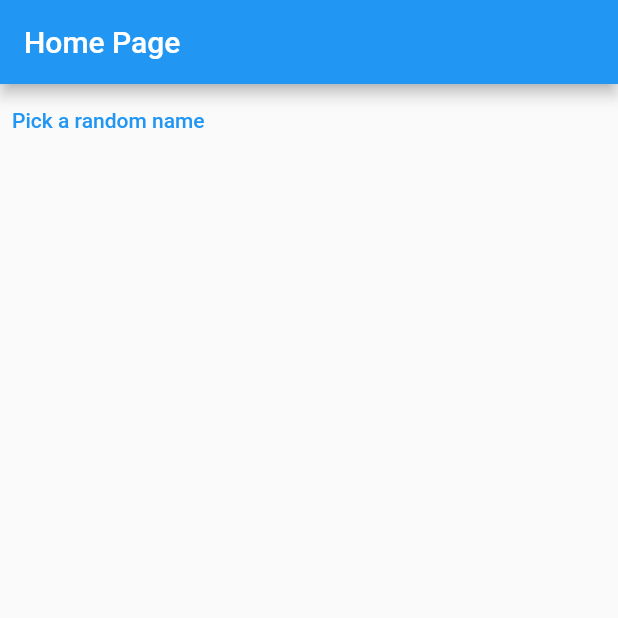
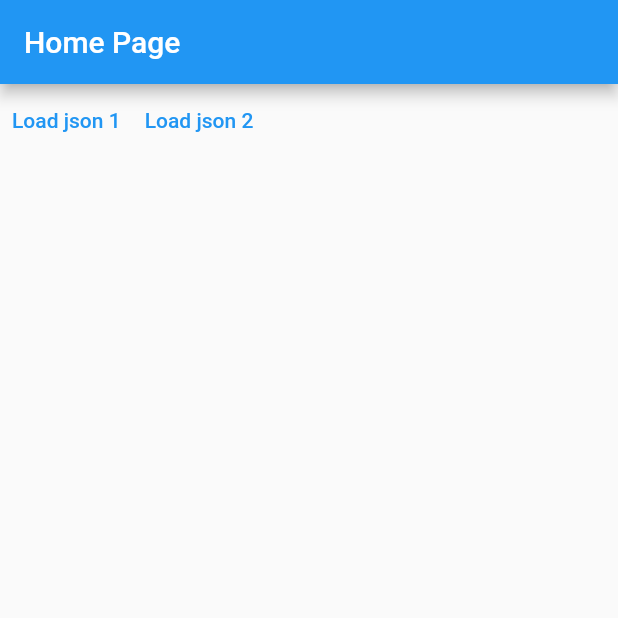
Before and after one commit to J-A-Christopher/Reminder-App, a Flutter app: the screen it shows after launch, on a phone screen of 412 x 824 dp, the top half of it. Run offline on Flutter 3.47's test engine with Material 2 defaults, Android fonts, the phone set to English and light mode, and no system bars; our stand-ins replace flutter_bloc.

Commit message:
Second example

```diff
--- a/analysis_options.yaml
+++ b/analysis_options.yaml
@@ -23,7 +23,7 @@ linter:
   # producing the lint.
   rules:
     # avoid_print: false  # Uncomment to disable the `avoid_print` rule
-    # prefer_single_quotes: true  # Uncomment to enable the `prefer_single_quotes` rule
+    prefer_single_quotes: true # Uncomment to enable the `prefer_single_quotes` rule
 
 # Additional information about this file can be found at
 # https://dart.dev/guides/language/analysis-options
--- a/lib/main.dart
+++ b/lib/main.dart
@@ -1,21 +1,11 @@
+import 'dart:convert';
+import 'dart:io';
+
 import 'package:flutter/material.dart';
-import 'dart:math' as math show Random;
-
 import 'package:flutter_bloc/flutter_bloc.dart';
 
 void main() {
-  runApp(MyApp());
-}
-
-const names = ['Jesse', 'Jemima', 'jeremi'];
-
-extension RandomElement<T> on Iterable<T> {
-  T getRandomElement() => elementAt(math.Random().nextInt(length));
-}
-
-class NamesCubit extends Cubit<String?> {
-  NamesCubit() : super(null);
-  void pickRandomName() => emit(names.getRandomElement());
+  runApp(const MyApp());
 }
 
 class MyApp extends StatelessWidget {
@@ -24,9 +14,95 @@ class MyApp extends StatelessWidget {
   @override
   Widget build(BuildContext context) {
     return MaterialApp(
-      home: HomePage(),
+      home: BlocProvider(
+        create: (_) => PersonsBloc(),
+        child: const HomePage(),
+      ),
     );
   }
+}
+
+@immutable
+abstract class LoadAction {
+  const LoadAction();
+}
+
+@immutable
+class LoadPersonAction implements LoadAction {
+  final PersonUrl url;
+
+  const LoadPersonAction({required this.url}) : super();
+}
+
+enum PersonUrl { persons1, persons2 }
+
+extension UrlString on PersonUrl {
+  String get urlString {
+    switch (this) {
+      case PersonUrl.persons1:
+        return 'http://10.0.2.2:5500/api/person1.json';
+      case PersonUrl.persons2:
+        return 'http://10.0.2.2:5500/api/person2.json';
+    }
+  }
+}
+
+@immutable
+class Person {
+  final String name;
+  final int age;
+
+  const Person({required this.name, required this.age});
+
+  Person.fromJson(Map<String, dynamic> json)
+      : name = json['name'] as String,
+        age = json['age'] as int;
+}
+
+Future<Iterable<Person>> getPersons(String url) => HttpClient()
+    .getUrl(Uri.parse(url))
+    .then((req) => req.close())
+    .then((res) => res.transform(utf8.decoder).join())
+    .then((str) => json.decode(str) as List<dynamic>)
+    .then((list) => list.map((e) => Person.fromJson(e)));
+
+@immutable
+class FetchResult {
+  final Iterable<Person> persons;
+  final bool isRetrievedFromCache;
+
+  const FetchResult(
+      {required this.persons, required this.isRetrievedFromCache});
+  @override
+  String toString() =>
+      'FetchResult(Is RetrievedFromCache = $isRetrievedFromCache, persons = $persons)';
+}
+
+class PersonsBloc extends Bloc<LoadAction, FetchResult?> {
+  final Map<PersonUrl, Iterable<Person>> _cache = {};
+  PersonsBloc() : super(null) {
+    on<LoadPersonAction>(
+      (event, emit) async {
+        final url = event.url;
+        if (_cache.containsKey(url)) {
+          final cachedPersons = _cache[url];
+          final result =
+              FetchResult(persons: cachedPersons!, isRetrievedFromCache: true);
+          emit(result);
+        } else {
+          final persons = await getPersons(url.urlString);
+          _cache[url] = persons;
+          final result =
+              FetchResult(persons: persons, isRetrievedFromCache: false);
+          emit(result);
+        }
+      },
+    );
+  }
+}
+
+extension Subscript<T> on Iterable<T> {
+  T? operator [](int index) => length > index ? elementAt(index) : null;
 }
 
 class HomePage extends StatefulWidget {
@@ -37,50 +113,51 @@ class HomePage extends StatefulWidget {
 }
 
 class _HomePageState extends State<HomePage> {
-  late final NamesCubit cubit;
-
-  @override
-  void initState() {
-    super.initState();
-    cubit = NamesCubit();
-  }
-
-  @override
-  void dispose() {
-    super.dispose();
-    cubit.close();
-  }
-
   @override
   Widget build(BuildContext context) {
     return Scaffold(
         appBar: AppBar(
-        title: Text('Home Page'),
+          title: const Text('Home Page'),
         ),
-      body: StreamBuilder<String?>(
-        builder: (context, snapshot) {
-          final button = TextButton(
+        body: Column(
+          children: [
+            Row(
+              children: [
+                TextButton(
                     onPressed: () {
-                cubit.pickRandomName();
+                      context
+                          .read<PersonsBloc>()
+                          .add(const LoadPersonAction(url: PersonUrl.persons1));
                     },
-              child: Text('Pick a random name'));
-          switch (snapshot.connectionState) {
-            case ConnectionState.none:
-              return button;
-            case ConnectionState.waiting:
-              return button;
-            case ConnectionState.active:
-              return Column(
-                children: [Text(snapshot.data ?? ''), button],
+                    child: const Text('Load json 1')),
+                TextButton(
+                    onPressed: () {
+                      const LoadPersonAction(url: PersonUrl.persons2);
+                    },
+                    child: const Text('Load json 2'))
+              ],
+            ),
+            BlocBuilder<PersonsBloc, FetchResult?>(
+                buildWhen: (previousResult, currentResult) {
+              return previousResult?.persons != currentResult?.persons;
+            }, builder: (context, fetchResult) {
+              final persons = fetchResult?.persons;
+              if (persons == null) {
+                return const SizedBox();
+              }
+              return Expanded(
+                child: ListView.builder(
+                  itemBuilder: (context, index) {
+                    final person = persons[index]!;
+                    return ListTile(
+                      title: Text(person.name),
                     );
-            case ConnectionState.done:
-              return SizedBox();
-
-              break;
-          }
                   },
-        stream: cubit.stream,
+                  itemCount: persons.length,
                 ),
               );
+            })
+          ],
+        ));
   }
 }
```
Also changed, not shown: api/person1.json (added, +14 -0 lines), api/person2.json (added, +14 -0 lines), 1 other file. Lines whose indentation alone changed are shown as unchanged.
